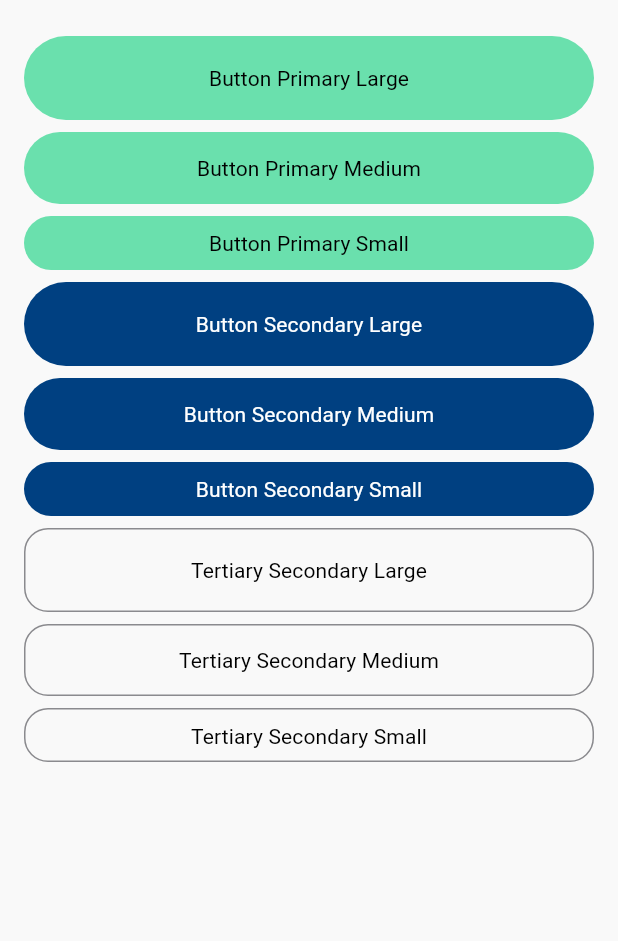
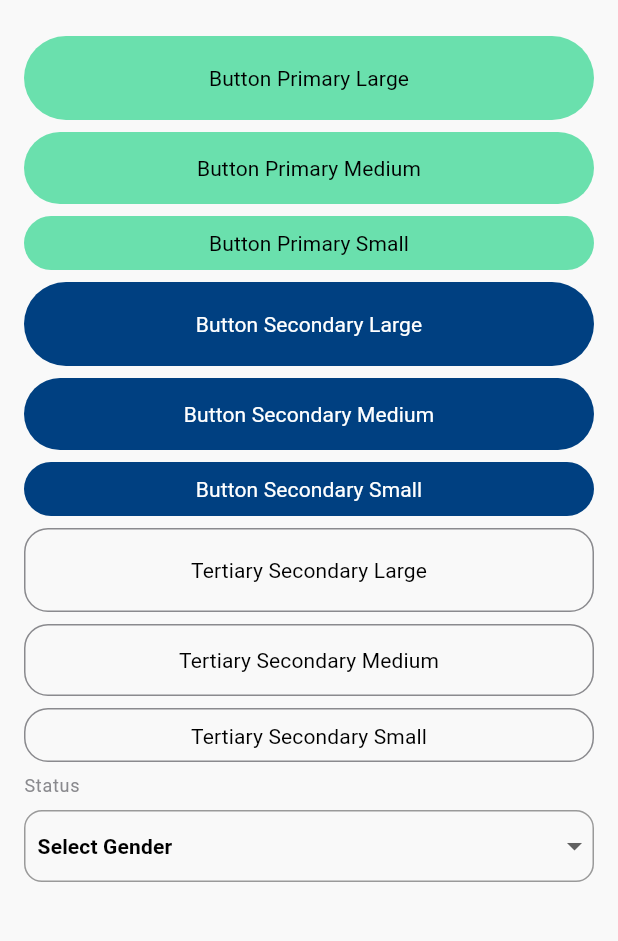
Before and after one commit to bluetoothfx/flutter_blueprint, a Flutter app: the RecipeDetailsPage screen opened directly, on a phone screen of 412 x 824 dp, the part 84-1025 px from its top. Run offline on Flutter 3.47's test engine with Material 3 defaults, Android fonts, the phone set to English and light mode, and no system bars; our stand-ins replace bloc, cached_network_image, dio, equatable, flutter_bloc, flutter_secure_storage and 4 more; accounts and stored records are empty; network calls fail.

Commit message:
feature(theme-support)- Add dropDown widget and samples

```diff
--- /dev/null
+++ b/lib/src/core/themes/components/drop_down_widget.dart
@@ -0,0 +1,117 @@
+import 'package:equatable/equatable.dart';
+import 'package:flutter/material.dart';
+import 'package:flutter_blueprint/src/core/themes/spacing/spacing_constants.dart';
+import 'package:flutter_blueprint/src/core/utils/context_extension.dart';
+
+/*
+Extended with Equatable for dropdown menu problem solution on hot reload.
+For reference found solution at https://stackoverflow.com/a/62323672/1246639
+*/
+class Item extends Equatable{
+  final int id;
+  final String title;
+
+  const Item({required this.id, required this.title});
+
+  @override
+  List<Object?> get props => [id, title];
+}
+
+extension ItemListExtentsion on List<Item> {
+  int? getIdByTitle(String title) {
+    int index = indexWhere((element) => element.title == title);
+    return index == -1 ? null : this[index].id;
+  }
+}
+
+class DropDownWidget extends StatefulWidget {
+  final String title;
+  final List<Item> items;
+  final ValueChanged<Item> onSelected;
+  final int? selectedId;
+
+  const DropDownWidget({
+    super.key,
+    required this.title,
+    required this.items,
+    required this.onSelected,
+    this.selectedId,
+  });
+
+  @override
+  State<DropDownWidget> createState() => _DropDownWidgetState();
+}
+
+class _DropDownWidgetState extends State<DropDownWidget> {
+  late Item selectedValue;
+  late List<Item> _items;
+
+  @override
+  void initState() {
+    _items = List<Item>.from(widget.items);
+    if (_items.isEmpty) {
+      _items.add(const Item(id: 0, title: "All"));
+    }
+    int selectedWithId =
+        _items.indexWhere((element) => element.id == widget.selectedId);
+    selectedValue = selectedWithId > -1 ? _items[selectedWithId] : _items[0];
+
+    super.initState();
+  }
+
+  @override
+  Widget build(BuildContext context) {
+    return Column(
+      mainAxisAlignment: MainAxisAlignment.start,
+      crossAxisAlignment: CrossAxisAlignment.center,
+      children: [
+        Align(
+          alignment: Alignment.centerLeft,
+          child: Text(
+            widget.title,
+            style: context.textTheme.labelMedium,
+          ),
+        ),
+        const SizedBox(height: AppSpacingConstants.md),
+        Container(
+          decoration: BoxDecoration(
+            border: Border.all(color: context.themeData.disabledColor),
+            borderRadius: const BorderRadius.all(Radius.circular(AppSpacingConstants.lg)),
+          ),
+          height: 48,
+          child: DropdownButton<Item>(
+            isExpanded: true,
+            value: selectedValue,
+            items: _items.map<DropdownMenuItem<Item>>((Item value) {
+              return DropdownMenuItem<Item>(
+                value: value,
+                child: Container(
+                  margin: const EdgeInsets.only(left: AppSpacingConstants.md),
+                  alignment: Alignment.centerLeft,
+                  child: Text(
+                    value.title,
+                    style: context.textTheme.titleSmall,
+                    overflow: TextOverflow.ellipsis,
+                  ),
+                ),
+              );
+            }).toList(),
+            onChanged: (Item? value) {
+              setState(() {
+                if (value != null) {
+                  selectedValue = value;
+                  widget.onSelected(value);
+                }
+              });
+            },
+            underline: const SizedBox.shrink(),
+            icon: const Padding(
+              padding: EdgeInsets.symmetric(vertical: AppSpacingConstants.md),
+              child: Icon(Icons.arrow_drop_down),
+            ),
+          ),
+        )
+      ],
+    );
+  }
+}
--- a/lib/src/core/themes/components/primary_button.dart
+++ b/lib/src/core/themes/components/primary_button.dart
@@ -278,7 +278,11 @@ class PrimaryButtonState extends State<PrimaryButton> {
                     SizedBox(width: AppSpacingConstants.xxs),
                     SizedBox(width: AppSpacingConstants.xs),
                   ],
-                  SizedBox(width: 20.0, height: 20.0),
+                  SizedBox(
+                    width: 20.0,
+                    height: 20.0,
+                    child: widget.rightIcon,
+                  )
                 ],
               ],
             ),
--- a/lib/src/core/themes/components/secondary_button.dart
+++ b/lib/src/core/themes/components/secondary_button.dart
@@ -262,8 +262,6 @@ class SecondaryButtonState extends State<SecondaryButton> {
                 ],
                 if (hasText) ...[
                   Flexible(
-                    child: Opacity(
-                      opacity: widget.isLoading ? 0.0 : 1.0,
                     child: Text(
                       widget.text!,
                       overflow: TextOverflow.ellipsis,
@@ -274,14 +272,17 @@ class SecondaryButtonState extends State<SecondaryButton> {
                       style: TextStyle(color: context.appColors.systemBase),
                     ),
                   ),
-                  ),
                 ],
                 if (widget.rightIcon != null) ...[
                   if (hasText) ...[
                     SizedBox(width: AppSpacingConstants.xxs),
                     SizedBox(width: AppSpacingConstants.xs),
                   ],
-                  SizedBox(width: 20.0, height: 20.0, child: widget.rightIcon),
+                  SizedBox(
+                    width: 20.0,
+                    height: 20.0,
+                    child: widget.rightIcon,
+                  )
                 ],
               ],
             ),
--- a/lib/src/core/themes/components/tertiary_button.dart
+++ b/lib/src/core/themes/components/tertiary_button.dart
@@ -280,7 +280,11 @@ class TertiaryButtonState extends State<TertiaryButton> {
                     SizedBox(width: AppSpacingConstants.xxs),
                     SizedBox(width: AppSpacingConstants.xs),
                   ],
-                  SizedBox(width: 20.0, height: 20.0),
+                  SizedBox(
+                    width: 20.0,
+                    height: 20.0,
+                    child: widget.rightIcon,
+                  )
                 ],
               ],
             ),
--- a/lib/src/features/home/presentation/screens/recipe_details_page.dart
+++ b/lib/src/features/home/presentation/screens/recipe_details_page.dart
@@ -1,5 +1,6 @@
 import 'package:flutter/material.dart';
 import 'package:flutter_blueprint/src/core/themes/components/button_size.dart';
+import 'package:flutter_blueprint/src/core/themes/components/drop_down_widget.dart';
 import 'package:flutter_blueprint/src/core/themes/components/primary_button.dart';
 import 'package:flutter_blueprint/src/core/themes/components/secondary_button.dart';
 import 'package:flutter_blueprint/src/core/themes/components/tertiary_button.dart';
@@ -43,7 +44,22 @@ class _RecipeDetailsPageState extends State<RecipeDetailsPage> {
             gapH8,
             TertiaryButton(context, text: "Tertiary Secondary Medium", size: ButtonSize.md),
             gapH8,
-            TertiaryButton(context, text: "Tertiary Secondary Small", size: ButtonSize.sm)
+            TertiaryButton(context, text: "Tertiary Secondary Small", size: ButtonSize.sm),
+            gapH8,
+            Expanded(
+              child: DropDownWidget(
+                title: "Status",
+                items: [
+                  Item(id: 0, title: "Select Gender"),
+                  Item(id: 1, title: "Male"),
+                  Item(id: 2, title: "Female"),
+                ],
+                selectedId: 0,
+                onSelected: (Item value) {
+
+                },
+              ),
+            ),
           ],
         ),
       ),
```
Lines whose indentation alone changed are shown as unchanged.
